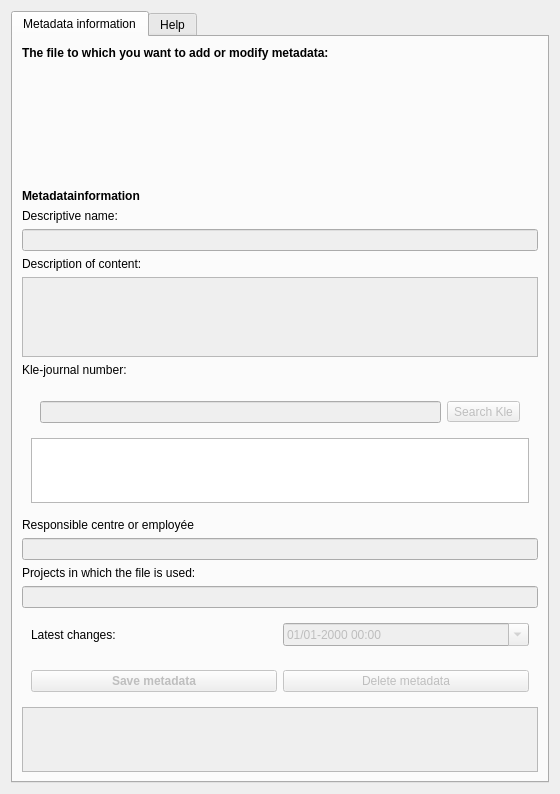
Qt form src/MetadataDbLinker/ui/dialog_metadata.ui (Septima/qgis-metadatafunctionality) before a commit.
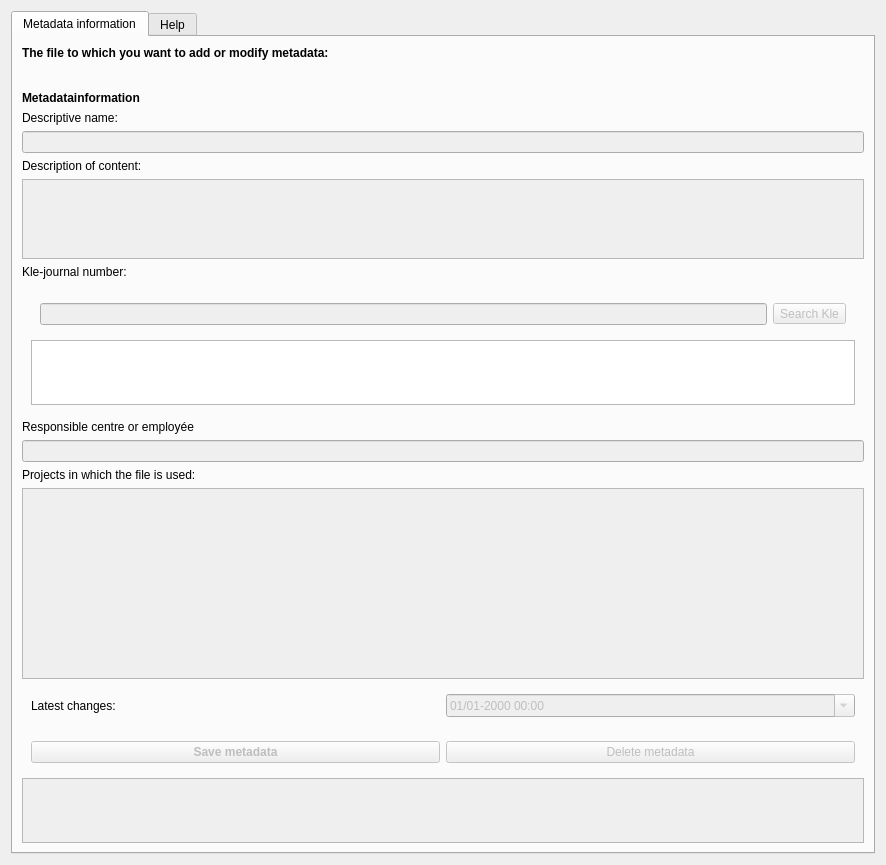
The same form after that commit.

Commit message: projectEdit -> qTextEdit (line breaks)

What changed in the file:
```diff
--- a/src/MetadataDbLinker/ui/dialog_metadata.ui
+++ b/src/MetadataDbLinker/ui/dialog_metadata.ui
@@ -9,8 +9,8 @@
    <rect>
     <x>0</x>
     <y>0</y>
-    <width>560</width>
-    <height>794</height>
+    <width>886</width>
+    <height>865</height>
    </rect>
   </property>
   <property name="sizePolicy">
@@ -70,7 +70,6 @@
          <property name="features">
           <set>QDockWidget::NoDockWidgetFeatures</set>
          </property>
-         <widget class="QWidget" name="dockWidgetContents_2"/>
         </widget>
        </item>
        <item row="5" column="0">
@@ -178,7 +177,7 @@
         </widget>
        </item>
        <item row="12" column="0">
-        <widget class="QLineEdit" name="projectEdit">
+        <widget class="QTextEdit" name="projectEdit">
          <property name="enabled">
           <bool>false</bool>
          </property>
```
The commit also changes 1 other file.
